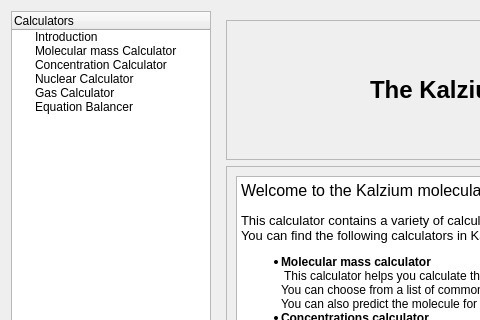
KDE/kalzium, file src/calculator/calculator.ui: the form before one commit; both pictures show x 0 to 480 and y 0 to 320 of the 900 by 600 pixel window.
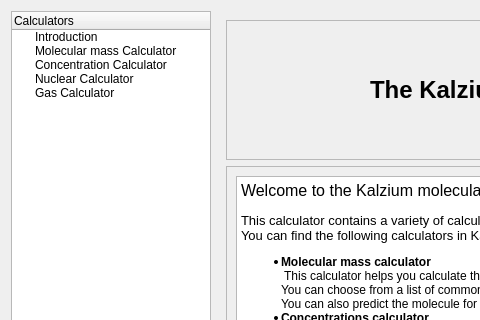
The form after the commit. Custom widgets are drawn as their Qt base class.

Diff of the .ui file:
```diff
--- a/src/calculator/calculator.ui
+++ b/src/calculator/calculator.ui
@@ -64,11 +64,6 @@
        <string>Gas Calculator</string>
       </property>
      </item>
-     <item>
-      <property name="text">
-       <string>Equation Balancer</string>
-      </property>
-     </item>
     </widget>
    </item>
    <item>
```
Left out of the diff: 14 changed lines with no effect on the pictures.
